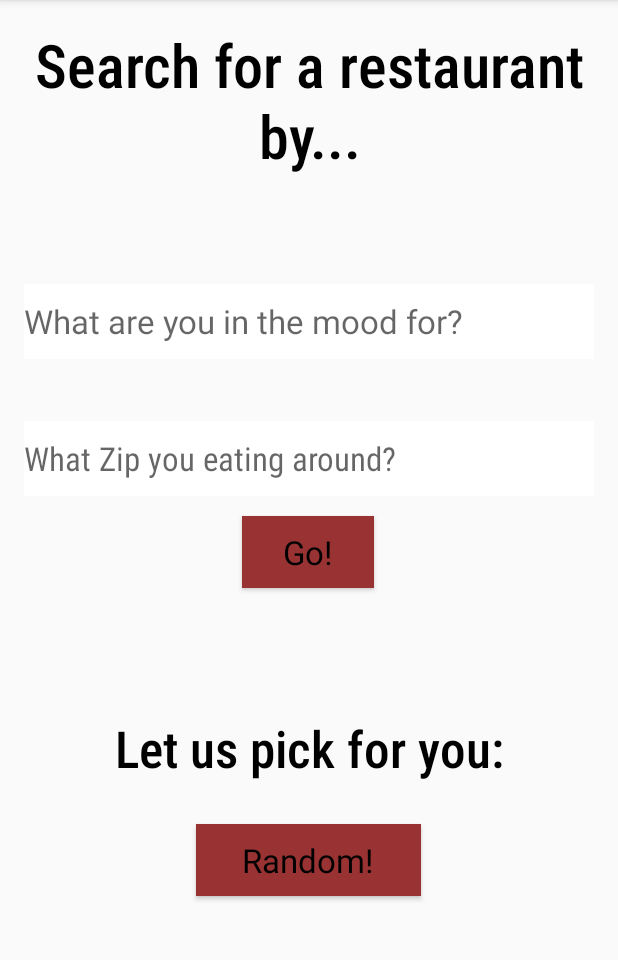
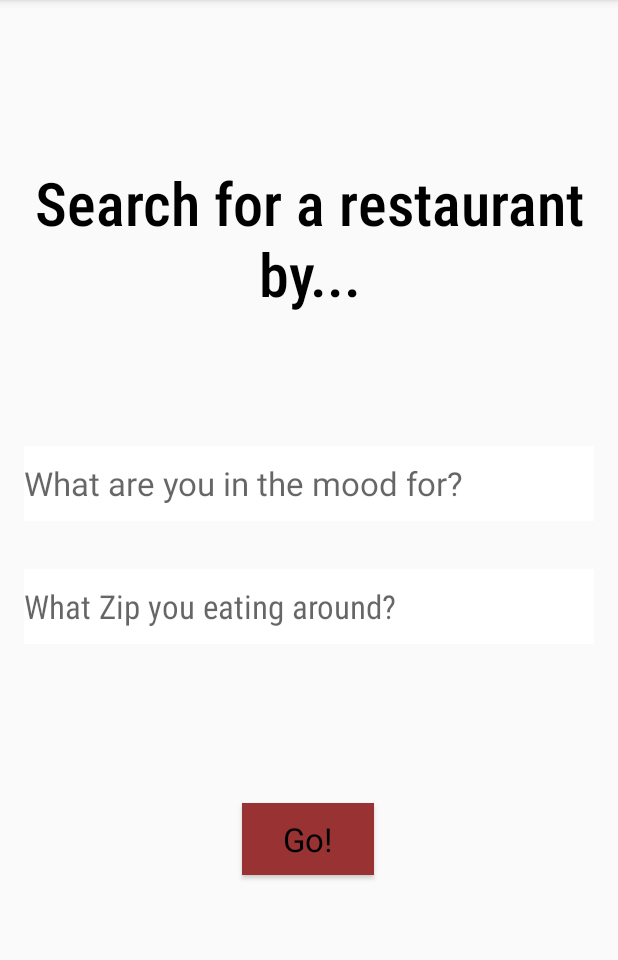
Before and after one commit to Dschneider16/restaurantRoulette, an Android app: the screen it shows after launch (MainActivity), after a tap on "Go!", on a phone screen of 412 x 824 dp, the part 84-1044 px from its top. Run offline under Robolectric (Android 15) with nearby library versions, the phone set to English and light mode, and no system bars; pictures from the network do not load.

```diff
--- a/app/src/main/java/com/restaurantroulette/MainActivity.kt
+++ b/app/src/main/java/com/restaurantroulette/MainActivity.kt
@@ -11,13 +11,9 @@ import com.google.gson.Gson
 import com.google.gson.JsonObject
 import com.restaurantroulette.dao.iPlacesDAO
 import com.restaurantroulette.dto.Places
-import com.restaurantroulette.service.PlaceService
 import com.restaurantroulette.ui.main.MainFragment
 import com.restaurantroulette.ui.main.ResultsFragment
-import kotlinx.coroutines.CoroutineScope
-import kotlinx.coroutines.Dispatchers
-import kotlinx.coroutines.launch
-import kotlinx.coroutines.withContext
+import kotlinx.android.synthetic.main.main_fragment.*
 import retrofit2.Call
 import retrofit2.Callback
 import retrofit2.Response
@@ -26,10 +22,8 @@ import retrofit2.Response
 class MainActivity : AppCompatActivity() {
 
     private lateinit var detector: GestureDetectorCompat
-    private lateinit var googleMap: GoogleMap
-    var placeService: PlaceService = PlaceService()
-    var result: JsonObject? = null
     val mainFragment: MainFragment = MainFragment.newInstance()
+    var swipeDirectionReceived: SwipeDirection? = null
 
     override fun onCreate(savedInstanceState: Bundle?) {
         super.onCreate(savedInstanceState)
@@ -58,13 +52,11 @@ class MainActivity : AppCompatActivity() {
     }
 
     fun getResults(food: String, postalCode: String){
-        var input = food + " near " + postalCode
-        println(input)
 
         var resultsFragment: ResultsFragment = ResultsFragment.newInstance()
         var gson = Gson()
         //var response = placeService.fetchPlace(input)
-        var call: Call<JsonObject>? = RetrofitClientInstance.retrofitInstance?.create(iPlacesDAO::class.java)?.getPlacesResults(input, "textquery", "photos,formatted_address,name,opening_hours,rating", null, "AIzaSyDRWf-bSt6GMqPH5MWIpxF3EIDr9r_InRY")
+        var call: Call<JsonObject>? = RetrofitClientInstance.retrofitInstance?.create(iPlacesDAO::class.java)?.getPlacesResults("$food near $postalCode", "textquery", "photos,formatted_address,name,opening_hours,rating", null, "AIzaSyDRWf-bSt6GMqPH5MWIpxF3EIDr9r_InRY")
 
         println("Request: \n" + call)
         var _place = JsonObject()
@@ -106,6 +98,10 @@ class MainActivity : AppCompatActivity() {
 
         //println(URL("https://maps.googleapis.com/maps/api/place/findplacefromtext/json?input=mongolian%20grill&inputtype=textquery&fields=photos,formatted_address,name,opening_hours,rating&locationbias=circle:2000@47.6918452,-122.2226413&key=AIzaSyDRWf-bSt6GMqPH5MWIpxF3EIDr9r_InRY").readText())
         //set map coords
+    }
+
+    enum class SwipeDirection {
+        UP, DOWN, LEFT, RIGHT
     }
 
     fun returnHome(){
@@ -178,22 +174,30 @@ class MainActivity : AppCompatActivity() {
 
     private fun onSwipeBottom() {
         Toast.makeText(this, "bottom Swipe", Toast.LENGTH_LONG ).show()
+        swipeDirectionReceived = SwipeDirection.DOWN
+        println(swipeDirectionReceived)
     }
 
     private fun onSwipeTop() {
         Toast.makeText(this, "top Swipe", Toast.LENGTH_LONG ).show()
+        swipeDirectionReceived = SwipeDirection.UP
+        println(swipeDirectionReceived)
     }
 
     private fun onSwipeLeft() {
         Toast.makeText(this, "left Swipe", Toast.LENGTH_LONG ).show()
+        swipeDirectionReceived= SwipeDirection.LEFT
+        println(swipeDirectionReceived)
     }
 
     private fun onSwipeRight() {
+        swipeDirectionReceived = SwipeDirection.RIGHT
+        println(swipeDirectionReceived)
 
-            supportFragmentManager.beginTransaction()
-                .replace(R.id.container, ResultsFragment.newInstance())
-                .commitNow()
-
+        /**getResults(
+            fieldFood.text.toString(),
+            fieldPostalCode.text.toString()
+        )**/
 
     }
 }
--- a/app/src/main/java/com/restaurantroulette/ui/main/MainFragment.kt
+++ b/app/src/main/java/com/restaurantroulette/ui/main/MainFragment.kt
@@ -9,8 +9,6 @@ import android.view.ViewGroup
 import com.restaurantroulette.MainActivity
 import com.restaurantroulette.R
 import kotlinx.android.synthetic.main.main_fragment.*
-import kotlinx.coroutines.CoroutineScope
-import kotlinx.coroutines.Dispatchers
 import kotlinx.coroutines.launch
 import okhttp3.Dispatcher
 import java.lang.Exception
@@ -34,19 +32,6 @@ class MainFragment : Fragment() {
         super.onActivityCreated(savedInstanceState)
         viewModel = ViewModelProviders.of(this).get(MainViewModel::class.java)
 
-        btnRandom.setOnClickListener{
-            viewModel.randomBool = !viewModel.randomBool
-            if (viewModel.randomBool) {
-                //call search function
-                //message.text = "Generating Random Search Results..."
-
-            }
-            else {
-                //Insert logic for changing back to question prompt.
-                //message.text = "Random Searching Disabled, continue with the question prompt (CHANGE THIS)."
-            }
-        }
-
         btnSearchGo.setOnClickListener{
             //message.text = "Searching..."
             //open search fragment
@@ -55,9 +40,6 @@ class MainFragment : Fragment() {
                         fieldPostalCode.text.toString()
                     )
 
-
-
-
         }
 
     }
--- a/app/src/main/java/com/restaurantroulette/ui/main/ResultsFragment.kt
+++ b/app/src/main/java/com/restaurantroulette/ui/main/ResultsFragment.kt
@@ -20,6 +20,8 @@ class ResultsFragment : Fragment() {
     companion object {
         fun newInstance() = ResultsFragment()
     }
+
+
 
     private lateinit var viewModel : ResultsViewModel
 
--- a/app/src/main/res/layout/main_fragment.xml
+++ b/app/src/main/res/layout/main_fragment.xml
@@ -11,7 +11,7 @@
         android:id="@+id/lblSearch"
         android:layout_width="0dp"
         android:layout_height="wrap_content"
-        android:layout_marginTop="16dp"
+        android:layout_marginTop="108dp"
         android:fontFamily="sans-serif-condensed-medium"
         android:text="@string/searchFor"
         android:textAlignment="center"
@@ -29,7 +29,7 @@
         android:layout_width="0dp"
         android:layout_height="50dp"
         android:layout_marginStart="16dp"
-        android:layout_marginTop="72dp"
+        android:layout_marginTop="88dp"
         android:layout_marginEnd="16dp"
         android:autofillHints="What are you in the mood for?"
         android:background="#FFFFFF"
@@ -48,7 +48,7 @@
         android:layout_width="0dp"
         android:layout_height="50dp"
         android:layout_marginStart="16dp"
-        android:layout_marginTop="41dp"
+        android:layout_marginTop="32dp"
         android:layout_marginEnd="16dp"
         android:background="#FFFFFF"
         android:ems="10"
@@ -70,45 +70,11 @@
         android:text="Go!"
         android:textAppearance="@style/TextAppearance.AppCompat.Large"
         android:textColor="#000000"
-        app:layout_constraintBottom_toTopOf="@+id/lblLetUs"
+        app:layout_constraintBottom_toBottomOf="parent"
         app:layout_constraintEnd_toEndOf="parent"
         app:layout_constraintHorizontal_bias="0.498"
         app:layout_constraintStart_toStartOf="parent"
         app:layout_constraintTop_toBottomOf="@+id/fieldPostalCode"
-        app:layout_constraintVertical_bias="0.138" />
-
-    <TextView
-        android:id="@+id/lblLetUs"
-        android:layout_width="0dp"
-        android:layout_height="wrap_content"
-        android:layout_marginStart="16dp"
-        android:layout_marginTop="476dp"
-        android:layout_marginEnd="16dp"
-        android:fontFamily="sans-serif-condensed-medium"
-        android:text="@string/labelRandom"
-        android:textAlignment="center"
-        android:textAppearance="@style/TextAppearance.AppCompat.Display1"
-        android:textColor="#000000"
-        android:textColorHint="#FFFFFF"
-        app:layout_constraintEnd_toEndOf="parent"
-        app:layout_constraintHorizontal_bias="0.0"
-        app:layout_constraintStart_toStartOf="parent"
-        app:layout_constraintTop_toTopOf="parent" />
-
-    <Button
-        android:id="@+id/btnRandom"
-        style="@android:style/Widget.Button"
-        android:layout_width="150dp"
-        android:layout_height="wrap_content"
-        android:background="@color/colorPrimary"
-        android:text="Random!"
-        android:textAppearance="@style/TextAppearance.AppCompat.Large"
-        android:textColor="#000000"
-        app:layout_constraintBottom_toBottomOf="parent"
-        app:layout_constraintEnd_toEndOf="parent"
-        app:layout_constraintHorizontal_bias="0.498"
-        app:layout_constraintStart_toStartOf="parent"
-        app:layout_constraintTop_toBottomOf="@+id/lblLetUs"
-        app:layout_constraintVertical_bias="0.142" />
+        app:layout_constraintVertical_bias="0.364" />
 
 </androidx.constraintlayout.widget.ConstraintLayout>
```
Also changed, not shown: app/build.gradle (+9 -2 lines), app/src/main/java/com/restaurantroulette/dto/Places.kt (+6 -6 lines), app/src/main/java/com/restaurantroulette/dto/PlacesRequest.kt (deleted, +0 -26 lines), app/src/main/java/com/restaurantroulette/service/PlaceService.kt (deleted, +0 -39 lines), app/src/main/res/drawable/background.JPG (added), 1 other file.
